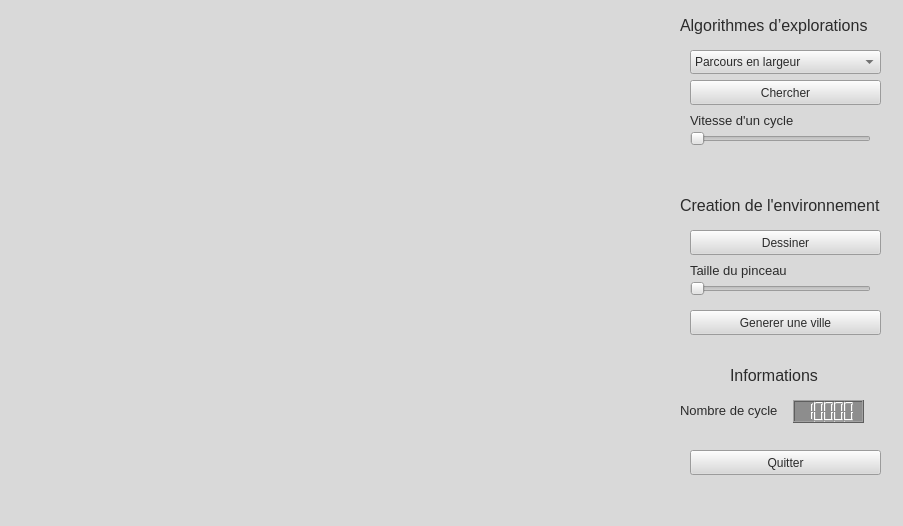
Maxlo24/Project_CPP_4ETI, file mainwindow.ui: the form before one commit.
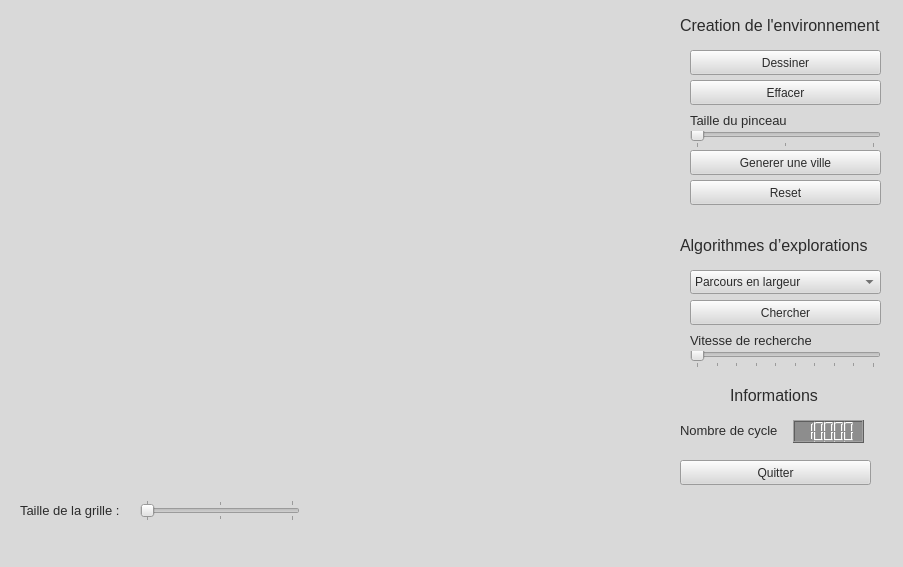
The form after the commit.

The edit to the form file:
```diff
--- a/mainwindow.ui
+++ b/mainwindow.ui
@@ -7,7 +7,7 @@
     <x>0</x>
     <y>0</y>
     <width>903</width>
-    <height>526</height>
+    <height>567</height>
    </rect>
   </property>
   <property name="windowTitle">
@@ -24,8 +24,8 @@
    <widget class="QPushButton" name="quitButton">
     <property name="geometry">
      <rect>
-      <x>690</x>
-      <y>450</y>
+      <x>680</x>
+      <y>460</y>
       <width>191</width>
       <height>25</height>
      </rect>
@@ -49,7 +49,7 @@
     <property name="geometry">
      <rect>
       <x>680</x>
-      <y>10</y>
+      <y>230</y>
       <width>201</width>
       <height>31</height>
      </rect>
@@ -67,7 +67,7 @@
     <property name="geometry">
      <rect>
       <x>690</x>
-      <y>80</y>
+      <y>300</y>
       <width>191</width>
       <height>25</height>
      </rect>
@@ -80,7 +80,7 @@
     <property name="geometry">
      <rect>
       <x>690</x>
-      <y>50</y>
+      <y>270</y>
       <width>191</width>
       <height>24</height>
      </rect>
@@ -115,7 +115,7 @@
     <property name="geometry">
      <rect>
       <x>680</x>
-      <y>190</y>
+      <y>10</y>
       <width>201</width>
       <height>31</height>
      </rect>
@@ -133,20 +133,32 @@
     <property name="geometry">
      <rect>
       <x>690</x>
-      <y>130</y>
-      <width>181</width>
+      <y>350</y>
+      <width>191</width>
       <height>18</height>
      </rect>
     </property>
+    <property name="minimum">
+     <number>1</number>
+    </property>
+    <property name="maximum">
+     <number>10</number>
+    </property>
     <property name="orientation">
      <enum>Qt::Horizontal</enum>
     </property>
+    <property name="tickPosition">
+     <enum>QSlider::TicksBelow</enum>
+    </property>
+    <property name="tickInterval">
+     <number>1</number>
+    </property>
    </widget>
    <widget class="QLabel" name="Partie_Algo_2">
     <property name="geometry">
      <rect>
       <x>690</x>
-      <y>110</y>
+      <y>330</y>
       <width>121</width>
       <height>21</height>
      </rect>
@@ -157,14 +169,14 @@
      </font>
     </property>
     <property name="text">
-     <string>Vitesse d'un cycle</string>
+     <string>Vitesse de recherche</string>
     </property>
    </widget>
    <widget class="QPushButton" name="drawButton">
     <property name="geometry">
      <rect>
       <x>690</x>
-      <y>230</y>
+      <y>50</y>
       <width>191</width>
       <height>25</height>
      </rect>
@@ -177,20 +189,32 @@
     <property name="geometry">
      <rect>
       <x>690</x>
-      <y>280</y>
-      <width>181</width>
+      <y>130</y>
+      <width>191</width>
       <height>18</height>
      </rect>
     </property>
+    <property name="minimum">
+     <number>1</number>
+    </property>
+    <property name="maximum">
+     <number>3</number>
+    </property>
     <property name="orientation">
      <enum>Qt::Horizontal</enum>
     </property>
+    <property name="tickPosition">
+     <enum>QSlider::TicksBelow</enum>
+    </property>
+    <property name="tickInterval">
+     <number>1</number>
+    </property>
    </widget>
    <widget class="QLabel" name="Partie_Algo_3">
     <property name="geometry">
      <rect>
       <x>690</x>
-      <y>260</y>
+      <y>110</y>
       <width>121</width>
       <height>21</height>
      </rect>
@@ -208,7 +232,7 @@
     <property name="geometry">
      <rect>
       <x>690</x>
-      <y>310</y>
+      <y>150</y>
       <width>191</width>
       <height>25</height>
      </rect>
@@ -221,7 +245,7 @@
     <property name="geometry">
      <rect>
       <x>730</x>
-      <y>360</y>
+      <y>380</y>
       <width>101</width>
       <height>31</height>
      </rect>
@@ -239,7 +263,7 @@
     <property name="geometry">
      <rect>
       <x>793</x>
-      <y>400</y>
+      <y>420</y>
       <width>71</width>
       <height>23</height>
      </rect>
@@ -265,7 +289,7 @@
     <property name="geometry">
      <rect>
       <x>680</x>
-      <y>400</y>
+      <y>420</y>
       <width>111</width>
       <height>21</height>
      </rect>
@@ -280,6 +304,76 @@
      <string>Nombre de cycle</string>
     </property>
    </widget>
+   <widget class="QPushButton" name="eraseButton">
+    <property name="geometry">
+     <rect>
+      <x>690</x>
+      <y>80</y>
+      <width>191</width>
+      <height>25</height>
+     </rect>
+    </property>
+    <property name="text">
+     <string>Effacer</string>
+    </property>
+   </widget>
+   <widget class="QPushButton" name="resetButton">
+    <property name="geometry">
+     <rect>
+      <x>690</x>
+      <y>180</y>
+      <width>191</width>
+      <height>25</height>
+     </rect>
+    </property>
+    <property name="text">
+     <string>Reset</string>
+    </property>
+   </widget>
+   <widget class="QLabel" name="Partie_Algo_5">
+    <property name="geometry">
+     <rect>
+      <x>20</x>
+      <y>500</y>
+      <width>121</width>
+      <height>21</height>
+     </rect>
+    </property>
+    <property name="font">
+     <font>
+      <pointsize>10</pointsize>
+      <stylestrategy>PreferDefault</stylestrategy>
+     </font>
+    </property>
+    <property name="text">
+     <string>Taille de la grille :</string>
+    </property>
+   </widget>
+   <widget class="QSlider" name="gridSideSlider">
+    <property name="geometry">
+     <rect>
+      <x>140</x>
+      <y>500</y>
+      <width>160</width>
+      <height>21</height>
+     </rect>
+    </property>
+    <property name="minimum">
+     <number>1</number>
+    </property>
+    <property name="maximum">
+     <number>3</number>
+    </property>
+    <property name="orientation">
+     <enum>Qt::Horizontal</enum>
+    </property>
+    <property name="tickPosition">
+     <enum>QSlider::TicksBothSides</enum>
+    </property>
+    <property name="tickInterval">
+     <number>1</number>
+    </property>
+   </widget>
   </widget>
   <widget class="QMenuBar" name="menubar">
    <property name="geometry">
```
